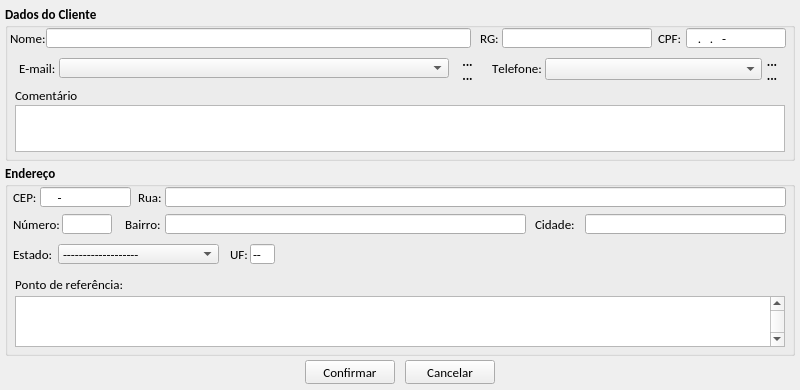
First picture: the form in loja/tela_cadastro_cliente.ui, repository jmessias1725/sexloja, before the edit.
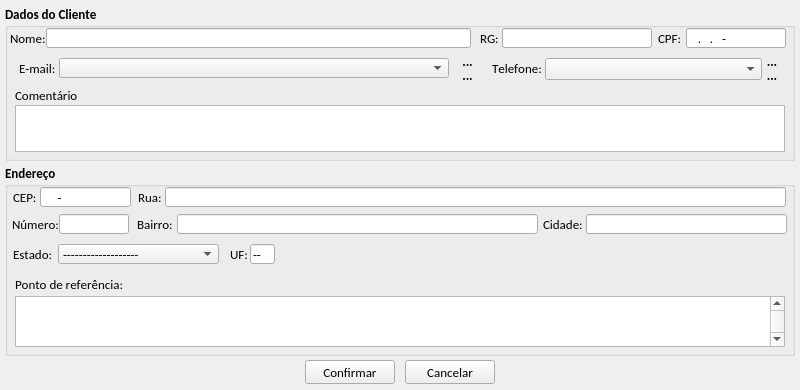
Second picture: the form after the edit. Icons and pictures are not drawn.

Diff of the .ui file:
```diff
--- a/loja/tela_cadastro_cliente.ui
+++ b/loja/tela_cadastro_cliente.ui
@@ -682,7 +682,7 @@
     <widget class="QLabel" name="lb_numero">
      <property name="geometry">
       <rect>
-       <x>8</x>
+       <x>7</x>
        <y>50</y>
        <width>51</width>
        <height>20</height>
@@ -704,9 +704,9 @@
     <widget class="QLineEdit" name="le_numero">
      <property name="geometry">
       <rect>
-       <x>57</x>
+       <x>54</x>
        <y>50</y>
-       <width>50</width>
+       <width>70</width>
        <height>20</height>
       </rect>
      </property>
@@ -734,7 +734,7 @@
     <widget class="QLabel" name="lb_bairro">
      <property name="geometry">
       <rect>
-       <x>120</x>
+       <x>132</x>
        <y>50</y>
        <width>46</width>
        <height>20</height>
@@ -754,7 +754,7 @@
     <widget class="QLineEdit" name="le_bairro">
      <property name="geometry">
       <rect>
-       <x>160</x>
+       <x>172</x>
        <y>50</y>
        <width>361</width>
        <height>20</height>
@@ -781,7 +781,7 @@
     <widget class="QLabel" name="lb_cidade">
      <property name="geometry">
       <rect>
-       <x>530</x>
+       <x>538</x>
        <y>50</y>
        <width>46</width>
        <height>20</height>
@@ -803,7 +803,7 @@
     <widget class="QLineEdit" name="le_cidade">
      <property name="geometry">
       <rect>
-       <x>580</x>
+       <x>581</x>
        <y>50</y>
        <width>201</width>
        <height>20</height>
```
